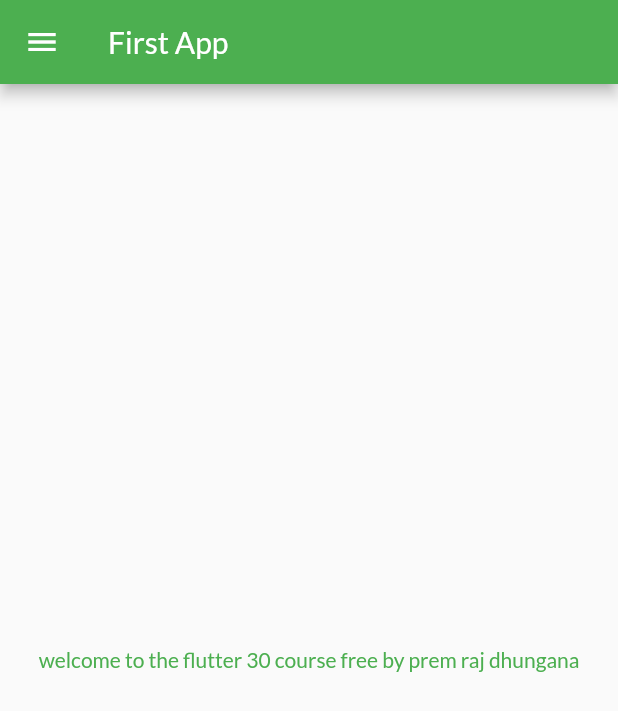
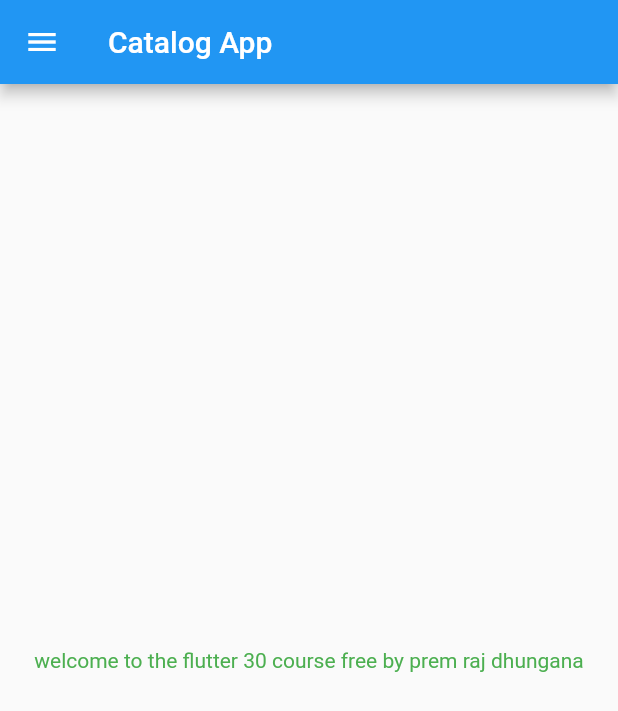
Before and after one commit to prem-raj461/learn-flutter-30days, a Flutter app: the screen it shows after launch, on a phone screen of 412 x 824 dp. Shown: the top 711 px of the screen. Run offline on Flutter 3.47's test engine with Material 2 defaults, Android fonts, the phone set to English and light mode, and no system bars; our stand-ins replace google_fonts.

Commit message:
themes_extracted

```diff
--- a/lib/main.dart
+++ b/lib/main.dart
@@ -19,13 +19,20 @@ class MyApp extends StatelessWidget {
   Widget build(BuildContext context) {
     return MaterialApp(
       debugShowCheckedModeBanner: true,
+
       // home: HomePage(),
-      themeMode: ThemeMode.light,
-      theme: ThemeData(
-        primarySwatch: Colors.green,
-        fontFamily: GoogleFonts.lato().fontFamily,
-        // textTheme: GoogleFonts.latoTextTheme(),
-      ),
+      themeMode: ThemeMode.dark,
+      // theme: ThemeData(
+      //   primarySwatch: Colors.green,
+      //   fontFamily: GoogleFonts.lato().fontFamily,
+      //   appBarTheme: AppBarTheme(
+      //     color: Colors.white,
+      //     elevation: 0.0,
+      //     textTheme: Theme.of(context).textTheme,
+      //   ),
+
+      //   // textTheme: GoogleFonts.latoTextTheme(),
+      // ),
       initialRoute: "/",
       routes: {
         "/": (context) => HomePage(),
--- a/lib/pages/homepage.dart
+++ b/lib/pages/homepage.dart
@@ -8,7 +8,14 @@ class HomePage extends StatelessWidget {
   Widget build(BuildContext context) {
     return Scaffold(
       appBar: AppBar(
-        title: Text("First App"),
+
+        // backgroundColor: Colors.white,
+        // elevation: 0.0,
+        // iconTheme: IconThemeData(color: Colors.black),
+        title: Text(
+          "Catalog App",
+          // style: TextStyle(color: Colors.black),
+        ),
       ),
       body: Center(
         child: Text(
@@ -16,7 +23,9 @@ class HomePage extends StatelessWidget {
           style: TextStyle(color: Colors.green),
         ),
       ),
-      drawer: MyDrawer(),
+      drawer: MyDrawer(
+
+      ),
     );
   }
 }
--- a/lib/widgets/drawer.dart
+++ b/lib/widgets/drawer.dart
@@ -5,6 +5,7 @@ class MyDrawer extends StatelessWidget {
   @override
   Widget build(BuildContext context) {
     return Drawer(
+
       child: Container(
         color: Colors.blue[400],
         child: ListView(
```
Also changed, not shown: lib/widgets/themes.dart (added, +19 -0 lines).
